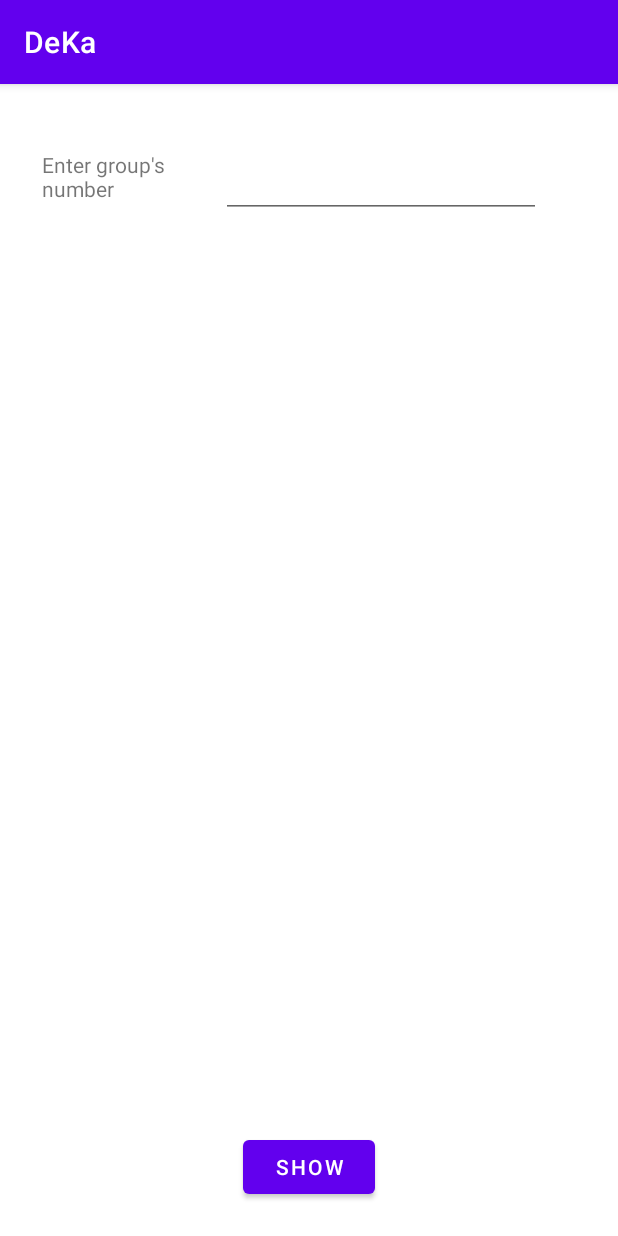
After one commit to fedyuchuktimothey/DeKa, an Android app: the AllGroupStudentFragment screen opened through its navigation route, on a phone screen of 412 x 824 dp. The commit adds this screen. Run offline under Robolectric (Android 15) with nearby library versions, the phone set to English and light mode, and no system bars; our stand-ins replace Firebase (no records; nobody signed in at launch, a user with empty details on screens opened directly).

Commit message:
Finish All students from group
Continue work with navigation
Need Fixes

```diff
--- /dev/null
+++ b/app/src/main/java/com/example/deka/fragments/find/AllGroupStudentFragment.kt
@@ -0,0 +1,49 @@
+package com.example.deka.fragments.find
+
+import android.os.Bundle
+import android.util.Log
+import android.view.LayoutInflater
+import android.view.View
+import android.view.ViewGroup
+import android.widget.*
+import androidx.fragment.app.Fragment
+import com.example.deka.R
+import com.google.firebase.firestore.ktx.firestore
+import com.google.firebase.ktx.Firebase
+
+
+class AllGroupStudentFragment: Fragment() {
+    override fun onCreateView(
+        inflater: LayoutInflater,
+        container: ViewGroup?,
+        savedInstanceState: Bundle?
+    ): View? {
+        val view = inflater.inflate(R.layout.fragment_all_group_student, container, false)
+        val listview=view.findViewById(R.id.listVIew2) as ListView
+        val showList = view.findViewById(R.id.showListFind) as Button
+        val groupFind = view.findViewById(R.id.groupFind) as EditText
+        val arrayList = ArrayList<String>()
+        val adapter : ArrayAdapter<String> = ArrayAdapter<String>(
+            view.context, android.R.layout.simple_list_item_1, arrayList)
+        val db = Firebase.firestore
+        showList.setOnClickListener {
+            //TODO need fix dublicate list
+            db.collection("Students")
+                .whereEqualTo("group", groupFind.text.toString())
+                .get()
+                .addOnSuccessListener { documents ->
+                    for (document in documents) {
+                        arrayList.add(document.id)
+
+                        Log.d("All documents", "${document.id} => ${document.data["group"]}")
+
+                    }
+                }
+                .addOnFailureListener { exception ->
+                }
+            listview.adapter = adapter
+
+        }
+        return view
+    }
+}
--- /dev/null
+++ b/app/src/main/res/layout/fragment_all_group_student.xml
@@ -0,0 +1,52 @@
+<?xml version="1.0" encoding="utf-8"?>
+<androidx.constraintlayout.widget.ConstraintLayout xmlns:android="http://schemas.android.com/apk/res/android"
+    xmlns:app="http://schemas.android.com/apk/res-auto"
+    xmlns:tools="http://schemas.android.com/tools"
+    android:layout_width="match_parent"
+    android:layout_height="match_parent">
+
+    <TextView
+        android:id="@+id/textView25"
+        android:layout_width="103dp"
+        android:layout_height="wrap_content"
+        android:layout_marginStart="28dp"
+        android:layout_marginTop="44dp"
+        android:text="Enter group's number"
+        app:layout_constraintStart_toStartOf="parent"
+        app:layout_constraintTop_toTopOf="parent" />
+
+    <EditText
+        android:id="@+id/groupFind"
+        android:layout_width="wrap_content"
+        android:layout_height="wrap_content"
+        android:layout_marginStart="16dp"
+        android:ems="10"
+        android:inputType="textPersonName"
+        app:layout_constraintStart_toEndOf="@+id/textView25"
+        app:layout_constraintTop_toTopOf="@+id/textView25" />
+
+    <Button
+        android:id="@+id/showListFind"
+        android:layout_width="wrap_content"
+        android:layout_height="wrap_content"
+        android:layout_marginStart="2dp"
+        android:layout_marginEnd="2dp"
+        android:layout_marginBottom="22dp"
+        android:text="Show"
+        app:layout_constraintBottom_toBottomOf="parent"
+        app:layout_constraintEnd_toEndOf="parent"
+        app:layout_constraintStart_toStartOf="parent" />
+
+    <ListView
+        android:id="@+id/listVIew2"
+        android:layout_width="391dp"
+        android:layout_height="495dp"
+        android:layout_marginStart="1dp"
+        android:layout_marginTop="1dp"
+        android:layout_marginEnd="1dp"
+        android:layout_marginBottom="1dp"
+        app:layout_constraintBottom_toTopOf="@+id/showListFind"
+        app:layout_constraintEnd_toEndOf="parent"
+        app:layout_constraintStart_toStartOf="parent"
+        app:layout_constraintTop_toBottomOf="@+id/groupFind" />
+</androidx.constraintlayout.widget.ConstraintLayout>
--- /dev/null
+++ b/app/src/main/res/layout/fragment_data_stud_form.xml
@@ -0,0 +1,6 @@
+<?xml version="1.0" encoding="utf-8"?>
+<androidx.constraintlayout.widget.ConstraintLayout xmlns:android="http://schemas.android.com/apk/res/android"
+    android:layout_width="match_parent"
+    android:layout_height="match_parent">
+
+</androidx.constraintlayout.widget.ConstraintLayout>
--- /dev/null
+++ b/app/src/main/res/layout/fragment_score_stud_form.xml
@@ -0,0 +1,6 @@
+<?xml version="1.0" encoding="utf-8"?>
+<androidx.constraintlayout.widget.ConstraintLayout xmlns:android="http://schemas.android.com/apk/res/android"
+    android:layout_width="match_parent"
+    android:layout_height="match_parent">
+
+</androidx.constraintlayout.widget.ConstraintLayout>
--- /dev/null
+++ b/app/src/main/res/layout/fragment_success_stud.xml
@@ -0,0 +1,6 @@
+<?xml version="1.0" encoding="utf-8"?>
+<androidx.constraintlayout.widget.ConstraintLayout xmlns:android="http://schemas.android.com/apk/res/android"
+    android:layout_width="match_parent"
+    android:layout_height="match_parent">
+
+</androidx.constraintlayout.widget.ConstraintLayout>
--- /dev/null
+++ b/app/src/main/res/layout/fragment_unsuccess_stud.xml
@@ -0,0 +1,6 @@
+<?xml version="1.0" encoding="utf-8"?>
+<androidx.constraintlayout.widget.ConstraintLayout xmlns:android="http://schemas.android.com/apk/res/android"
+    android:layout_width="match_parent"
+    android:layout_height="match_parent">
+
+</androidx.constraintlayout.widget.ConstraintLayout>
--- a/app/src/main/res/navigation/navigation.xml
+++ b/app/src/main/res/navigation/navigation.xml
@@ -53,7 +53,23 @@
         android:id="@+id/findFragment"
         android:name="com.example.deka.fragments.find.FindFragment"
         android:label="FindFragment"
-        tools:layout="@layout/fragment_find"/>
+        tools:layout="@layout/fragment_find">
+        <action
+            android:id="@+id/action_findFragment_to_unsuccessStudFragment"
+            app:destination="@id/unsuccessStudFragment" />
+        <action
+            android:id="@+id/action_findFragment_to_dataStudFormFragment"
+            app:destination="@id/dataStudFormFragment" />
+        <action
+            android:id="@+id/action_findFragment_to_allGroupStudentFragment"
+            app:destination="@id/allGroupStudentFragment" />
+        <action
+            android:id="@+id/action_findFragment_to_scoreStudFormFragment"
+            app:destination="@id/scoreStudFormFragment" />
+        <action
+            android:id="@+id/action_findFragment_to_successStudFragment"
+            app:destination="@id/successStudFragment" />
+    </fragment>
     <fragment
         android:id="@+id/changeStudentInfoFragment"
         android:name="com.example.deka.fragments.students_functions.ChangeStudentInfoFragment"
@@ -91,4 +107,41 @@
         android:name="com.example.deka.fragments.stud_perfor.StudPerforFragment"
         android:label="StudPerforFragment"
         tools:layout="@layout/fragment_stud_perfor"/>
+    <fragment
+        android:id="@+id/unsuccessStudFragment"
+        android:name="com.example.deka.fragments.find.UnsuccessStudFragment"
+        android:label="UnsuccessStudFragment"
+        tools:layout="@layout/fragment_unsuccess_stud">
+        <action
+            android:id="@+id/action_unsuccessStudFragment_to_findFragment"
+            app:destination="@id/findFragment" />
+    </fragment>
+    <fragment
+        android:id="@+id/successStudFragment"
+        android:name="com.example.deka.fragments.find.SuccessStudFragment"
+        android:label="SuccessStudFragment"
+        tools:layout="@layout/fragment_success_stud">
+        <action
+            android:id="@+id/action_successStudFragment_to_findFragment"
+            app:destination="@id/findFragment" />
+    </fragment>
+    <fragment
+        android:id="@+id/allGroupStudentFragment"
+        android:name="com.example.deka.fragments.find.AllGroupStudentFragment"
+        android:label="AllGroupStudentFragment"
+        tools:layout="@layout/fragment_all_group_student">
+        <action
+            android:id="@+id/action_allGroupStudentFragment_to_findFragment"
+            app:destination="@id/findFragment" />
+    </fragment>
+    <fragment
+        android:id="@+id/dataStudFormFragment"
+        android:name="com.example.deka.fragments.find.DataStudFormFragment"
+        android:label="DataStudFormFragment"
+        tools:layout="@layout/fragment_data_stud_form"/>
+    <fragment
+        android:id="@+id/scoreStudFormFragment"
+        android:name="com.example.deka.fragments.find.ScoreStudFormFragment"
+        android:label="ScoreStudFormFragment"
+        tools:layout="@layout/fragment_score_stud_form"/>
 </navigation>
```
Also changed, not shown: app/src/main/java/com/example/deka/fragments/find/DataStudFormFragment.kt (added, +19 -0 lines), app/src/main/java/com/example/deka/fragments/find/FindFragment.kt (+17 -0 lines), app/src/main/java/com/example/deka/fragments/find/ScoreStudFormFragment.kt (added, +19 -0 lines), app/src/main/java/com/example/deka/fragments/find/SuccessStudFragment.kt (added, +19 -0 lines), app/src/main/java/com/example/deka/fragments/find/UnsuccessStudFragment.kt (added, +19 -0 lines), app/src/main/res/layout/fragment_find.xml (+12 -12 lines).
